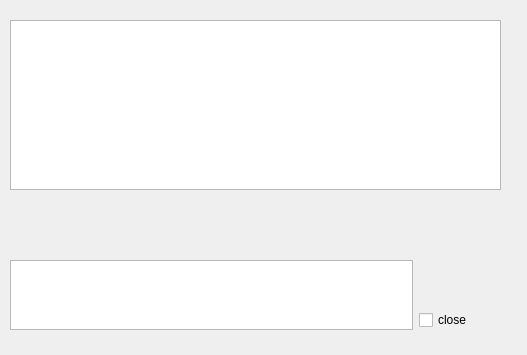
First picture: the form in src/desktop/GuiChat.ui, repository Stkai/BeeBEEP, before the edit.
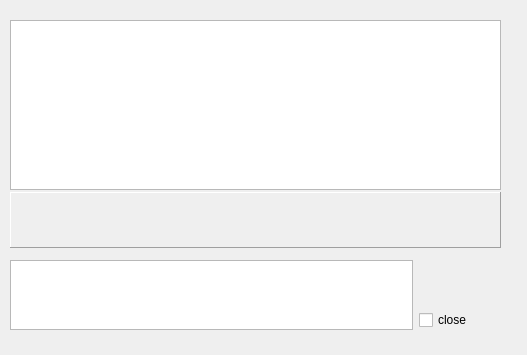
Second picture: the form after the edit. Icons and pictures are not drawn. Custom widgets are drawn as their Qt base class.

```diff
--- a/src/desktop/GuiChat.ui
+++ b/src/desktop/GuiChat.ui
@@ -223,7 +223,7 @@
      </widget>
     </item>
     <item row="1" column="0">
-     <widget class="GuiVoicePlayer" name="mp_wVoicePlayer" native="true">
+     <widget class="QFrame" name="mp_frameVoicePlayer">
       <property name="sizePolicy">
        <sizepolicy hsizetype="Expanding" vsizetype="Preferred">
         <horstretch>0</horstretch>
@@ -236,6 +236,12 @@
         <height>56</height>
        </size>
       </property>
+      <property name="frameShape">
+       <enum>QFrame::Panel</enum>
+      </property>
+      <property name="frameShadow">
+       <enum>QFrame::Raised</enum>
+      </property>
      </widget>
     </item>
    </layout>
@@ -247,12 +253,6 @@
    <extends>QTextEdit</extends>
    <header>GuiMessageEdit.h</header>
   </customwidget>
-  <customwidget>
-   <class>GuiVoicePlayer</class>
-   <extends>QWidget</extends>
-   <header>GuiVoicePlayer.h</header>
-   <container>1</container>
-  </customwidget>
  </customwidgets>
  <tabstops>
   <tabstop>mp_teMessage</tabstop>
```
